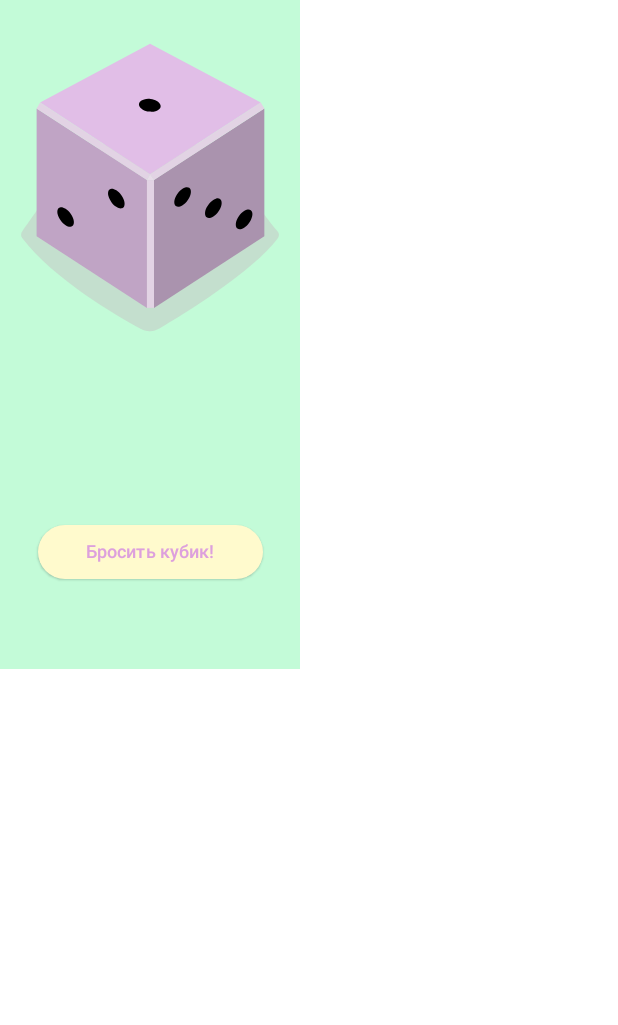
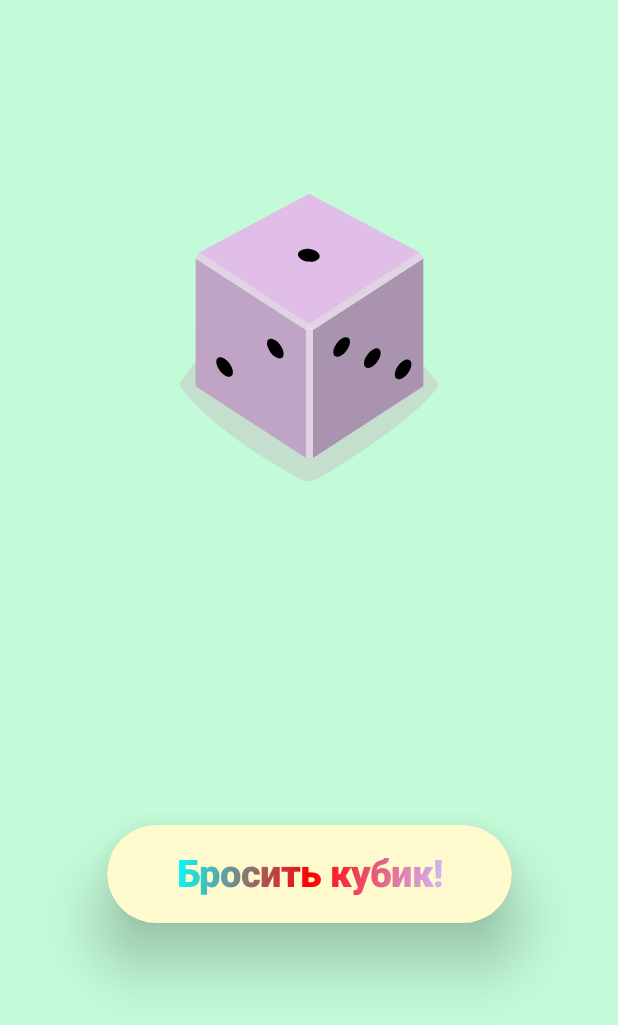
Before and after one commit to Name707/DiceRoller, an Android app built with Jetpack Compose: the @Preview function DiceRollerApp, on a phone screen of 412 x 824 dp. Shown: the top 1025 px of the screen. Run offline under Robolectric (Android 15) with nearby library versions, the phone set to English and light mode, and no system bars.

Commit message:
#1 Добавлена Elevate - кнопка, применен эффект градиента к тексту кнопки.

```diff
--- a/app/src/main/java/com/example/diceroller/MainActivity.kt
+++ b/app/src/main/java/com/example/diceroller/MainActivity.kt
@@ -29,22 +29,31 @@ import androidx.compose.runtime.remember
 import androidx.compose.ui.Alignment
 import androidx.compose.ui.Modifier
 import androidx.compose.ui.draw.shadow
+import androidx.compose.ui.graphics.Brush
 import androidx.compose.ui.graphics.Color
+import androidx.compose.ui.graphics.Color.Companion.Blue
+import androidx.compose.ui.graphics.Color.Companion.Cyan
+import androidx.compose.ui.graphics.Color.Companion.Red
 import androidx.compose.ui.graphics.RectangleShape
 import androidx.compose.ui.graphics.Shape
 import androidx.compose.ui.res.painterResource
 import androidx.compose.ui.res.stringResource
+import androidx.compose.ui.text.ExperimentalTextApi
+import androidx.compose.ui.text.TextStyle
+import androidx.compose.ui.text.font.FontWeight
 import androidx.compose.ui.tooling.preview.Preview
 import androidx.compose.ui.unit.dp
 import androidx.compose.ui.unit.sp
 import com.example.diceroller.ui.theme.DiceRollerTheme
+import com.example.diceroller.ui.theme.Pink80
+import com.example.diceroller.ui.theme.Purple80
 
 class MainActivity : ComponentActivity() {
     override fun onCreate(savedInstanceState: Bundle?) {
         super.onCreate(savedInstanceState)
         setContent {
             DiceRollerTheme {
-
+                DiceRollerApp()
             }
         }
     }
@@ -60,7 +69,7 @@ fun DiceRollerApp() {
     )
 
 }
-
+@OptIn(ExperimentalTextApi::class)
 @Composable
 fun DiceWithButtonAndImage(modifier: Modifier = Modifier) {
 
@@ -76,33 +85,44 @@ fun DiceWithButtonAndImage(modifier: Modifier = Modifier) {
         else -> R.drawable.dice_6
     }
     Column(
-        modifier = Modifier.background(Color(0xFFC3FBD8)),
+        modifier = Modifier
+            .background(Color(0xFFC3FBD8))
+            .fillMaxSize(),
         horizontalAlignment = Alignment.CenterHorizontally,
 
         ) {
+        Spacer(modifier = Modifier.height(100.dp))
+
         Image(
-            painter = painterResource(R.drawable.dice_1),
+            painter = painterResource(resourceImage),
             contentDescription = result.toString()
         )
 
-        Spacer(modifier = Modifier.height(100.dp))
+        Spacer(modifier = Modifier.height(200.dp))
 
         ElevatedButton(
             onClick = { result = (1..6).random() },
             modifier = Modifier
-                .height(36.dp)
-                .width(150.dp),
+                .height(65.dp)
+                .width(270.dp)
+                .shadow(
+                    elevation = 25.dp,
+                    shape = CircleShape,
+                ),
             colors = ButtonDefaults.buttonColors(
                 containerColor = Color(0xFFFFFACD)
             )
         ) {
             Text(
                 text = stringResource(R.string.roll),
-                fontSize = 12.sp,
-                color = Color(0xFFDDA0DD)
+                fontSize = 25.sp,
+                color = Color(0xFFDDA0DD),
+                style = TextStyle(
+                    brush = Brush.linearGradient(colors = listOf(Cyan, Red, Purple80,))
+                ),
+                fontWeight = FontWeight.ExtraBold
+
             )
         }
-
-        Spacer(modifier = Modifier.height(60.dp))
     }
 }
```
